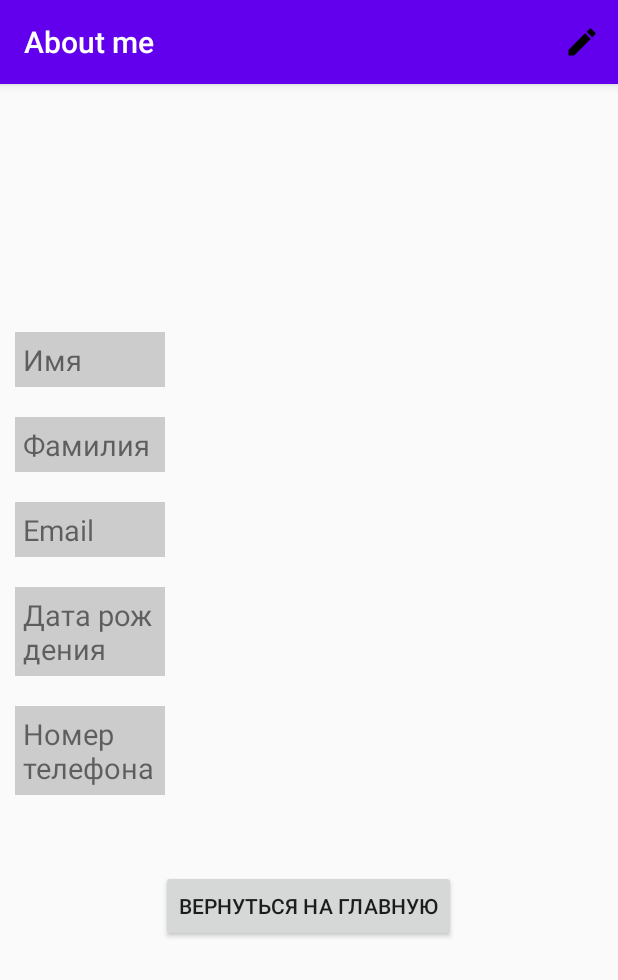
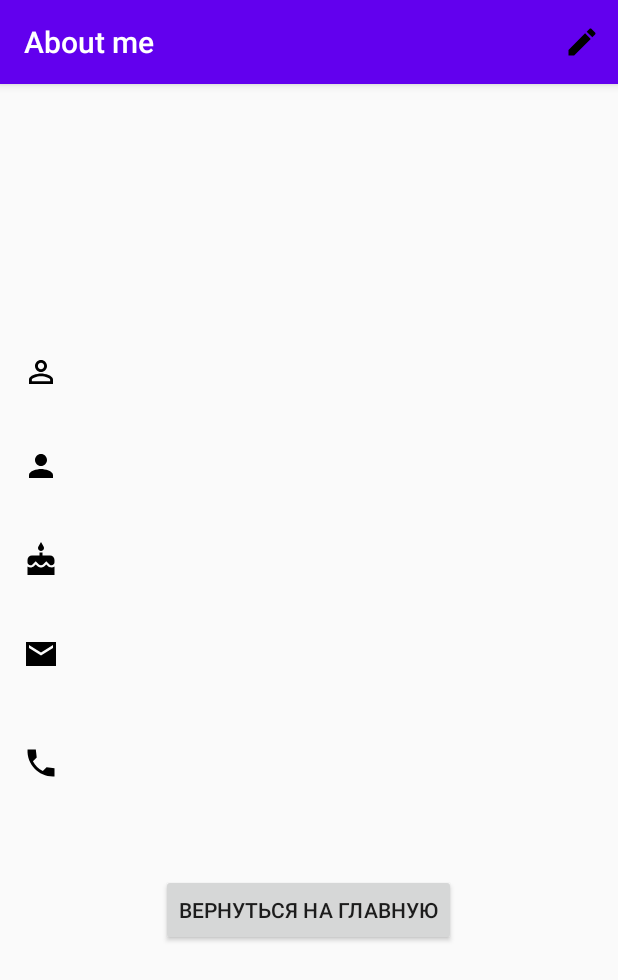
Before and after one commit to PotapovDmitriy/MyTestAndroidApplication, an Android app: the ThirdActivity screen opened directly, with no data from a screen before it, on a phone screen of 412 x 824 dp. Shown: the top 980 px of the screen. Run offline under Robolectric (Android 15) with nearby library versions, the phone set to English and light mode, and no system bars.

Commit message:
Косметика

```diff
--- a/app/src/main/res/layout/activity_third.xml
+++ b/app/src/main/res/layout/activity_third.xml
@@ -18,17 +18,14 @@
             android:layout_width="match_parent"
             android:layout_height="wrap_content"
             android:gravity="center"
-            android:orientation="horizontal">
+            android:orientation="horizontal"
+            android:paddingLeft="15sp"
+            android:paddingTop="15sp">
 
-            <TextView
-                android:id="@+id/tvNameHead"
-                android:layout_width="100dp"
+            <ImageView
+                android:layout_width="wrap_content"
                 android:layout_height="wrap_content"
-                android:layout_margin="10dp"
-                android:text="@string/name"
-                android:textSize="19sp"
-                android:padding="5sp"
-                android:background="@color/gray"/>
+                android:src="@drawable/person_white" />
 
             <TextView
                 android:id="@+id/tvName"
@@ -44,18 +41,14 @@
             android:layout_width="match_parent"
             android:layout_height="wrap_content"
             android:gravity="center"
-            android:orientation="horizontal">
+            android:orientation="horizontal"
+            android:paddingLeft="15sp"
+            android:paddingTop="15sp">
 
-            <TextView
-                android:id="@+id/tvSNameHead"
-                android:layout_width="100dp"
+            <ImageView
+                android:layout_width="wrap_content"
                 android:layout_height="wrap_content"
-                android:layout_margin="10dp"
-                android:text="@string/second_name"
-                android:textSize="19sp"
-                android:padding="5sp"
-                android:background="@color/gray"
-                android:labelFor="@id/tvSecondName" />
+                android:src="@drawable/person_black" />
 
             <TextView
                 android:id="@+id/tvSecondName"
@@ -71,17 +64,14 @@
             android:layout_width="match_parent"
             android:layout_height="wrap_content"
             android:gravity="center"
-            android:orientation="horizontal">
+            android:orientation="horizontal"
+            android:paddingLeft="15sp"
+            android:paddingTop="15sp">
 
-            <TextView
-                android:id="@+id/tvMailHead"
-                android:layout_width="100dp"
+            <ImageView
+                android:layout_width="wrap_content"
                 android:layout_height="wrap_content"
-                android:layout_margin="10dp"
-                android:text="@string/email"
-                android:textSize="19sp"
-                android:padding="5sp"
-                android:background="@color/gray" />
+                android:src="@drawable/cake" />
 
             <TextView
                 android:id="@+id/tvMail"
@@ -97,17 +87,14 @@
             android:layout_width="match_parent"
             android:layout_height="wrap_content"
             android:gravity="center"
-            android:orientation="horizontal">
+            android:orientation="horizontal"
+            android:paddingLeft="15sp"
+            android:paddingTop="15sp">
 
-            <TextView
-                android:id="@+id/tvDobHead"
-                android:layout_width="100dp"
+            <ImageView
+                android:layout_width="wrap_content"
                 android:layout_height="wrap_content"
-                android:layout_margin="10dp"
-                android:text="@string/dob"
-                android:textSize="19sp"
-                android:padding="5sp"
-                android:background="@color/gray" />
+                android:src="@drawable/email" />
 
 
             <TextView
@@ -124,17 +111,14 @@
             android:layout_width="match_parent"
             android:layout_height="wrap_content"
             android:gravity="center"
-            android:orientation="horizontal">
+            android:orientation="horizontal"
+            android:paddingLeft="15sp"
+            android:paddingTop="15sp">
 
-            <TextView
-                android:id="@+id/tvNumHead"
-                android:layout_width="100dp"
+            <ImageView
+                android:layout_width="wrap_content"
                 android:layout_height="wrap_content"
-                android:layout_margin="10dp"
-                android:text="@string/number"
-                android:textSize="19sp"
-                android:padding="5sp"
-                android:background="@color/gray"/>
+                android:src="@drawable/phone" />
 
             <TextView
                 android:id="@+id/tvNum"
--- a/app/src/main/res/layout/second_activity.xml
+++ b/app/src/main/res/layout/second_activity.xml
@@ -23,9 +23,9 @@
 
             <EditText
                 android:id="@+id/etName"
-                android:layout_width="wrap_content"
+                android:layout_width="290dp"
                 android:layout_height="wrap_content"
-                android:layout_margin="10dp"
+                android:layout_margin="20dp"
                 android:ems="10"
                 android:gravity="center"
                 android:hint="@string/name"
@@ -49,9 +49,9 @@
 
             <EditText
                 android:id="@+id/etSName"
-                android:layout_width="wrap_content"
+                android:layout_width="290dp"
                 android:layout_height="wrap_content"
-                android:layout_margin="10dp"
+                android:layout_margin="20dp"
                 android:ems="10"
                 android:gravity="center"
                 android:hint="@string/second_name"
@@ -73,9 +73,9 @@
 
             <EditText
                 android:id="@+id/etDOB"
-                android:layout_width="match_parent"
+                android:layout_width="290dp"
                 android:layout_height="wrap_content"
-                android:layout_margin="10dp"
+                android:layout_margin="20dp"
                 android:ems="10"
                 android:gravity="center"
                 android:hint="@string/dob"
@@ -96,7 +96,7 @@
 
             <EditText
                 android:id="@+id/etMail"
-                android:layout_width="match_parent"
+                android:layout_width="290dp"
                 android:layout_height="wrap_content"
                 android:layout_margin="20dp"
                 android:ems="10"
@@ -118,7 +118,7 @@
 
             <EditText
                 android:id="@+id/etNum"
-                android:layout_width="match_parent"
+                android:layout_width="290dp"
                 android:layout_height="wrap_content"
                 android:layout_margin="20dp"
                 android:ems="10"
```
